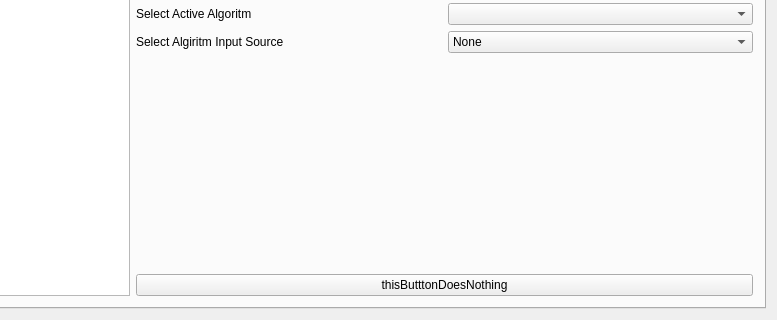
RemcoMusic/Server-application, file Server-application/user_interface/mainwindow.ui: the form before one commit; both pictures show x 511 to 1288 and y 374 to 694 of the 1288 by 694 pixel window.
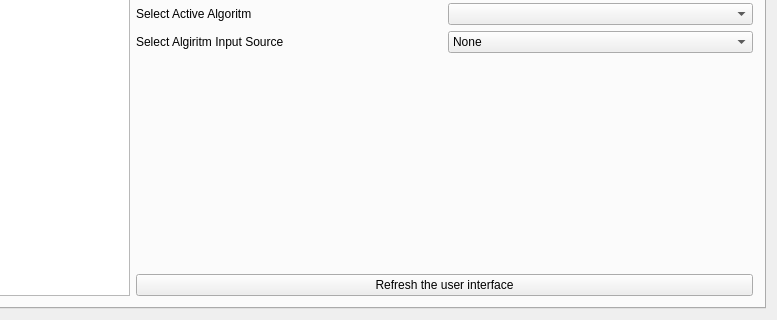
The form after the commit. The open tabs and pages were chosen to show the change. Icons and pictures are not drawn. Custom widgets are drawn as their Qt base class.

The edit to the form file:
```diff
--- a/Server-application/user_interface/mainwindow.ui
+++ b/Server-application/user_interface/mainwindow.ui
@@ -542,7 +542,7 @@
           <item>
            <widget class="QPushButton" name="pushButton">
             <property name="text">
-             <string>thisButttonDoesNothing</string>
+             <string>Refresh the user interface</string>
             </property>
            </widget>
           </item>
```
Left out of the diff: 10 changed lines with no effect on the pictures.
